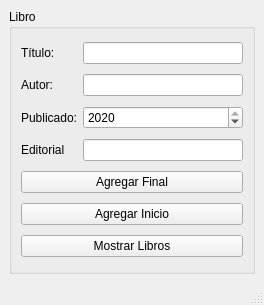
micheldavalos/qt-for-python, file ui_libreria.ui: the form before one commit.
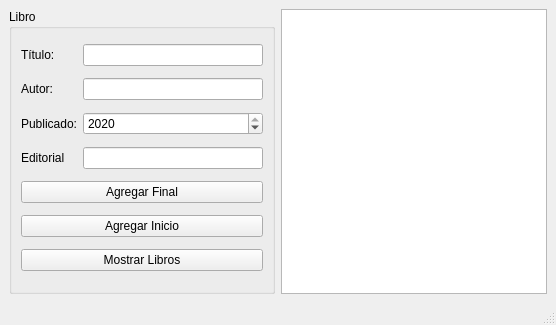
The form after the commit.

```diff
--- a/ui_libreria.ui
+++ b/ui_libreria.ui
@@ -6,8 +6,8 @@
    <rect>
     <x>0</x>
     <y>0</y>
-    <width>264</width>
-    <height>305</height>
+    <width>556</width>
+    <height>325</height>
    </rect>
   </property>
   <property name="windowTitle">
@@ -95,6 +95,9 @@
       </layout>
      </widget>
     </item>
+    <item row="0" column="1">
+     <widget class="QPlainTextEdit" name="salida_plainTextEdit"/>
+    </item>
    </layout>
   </widget>
   <widget class="QMenuBar" name="menubar">
```
Left out of the diff: 2 changed lines with no effect on the pictures.
